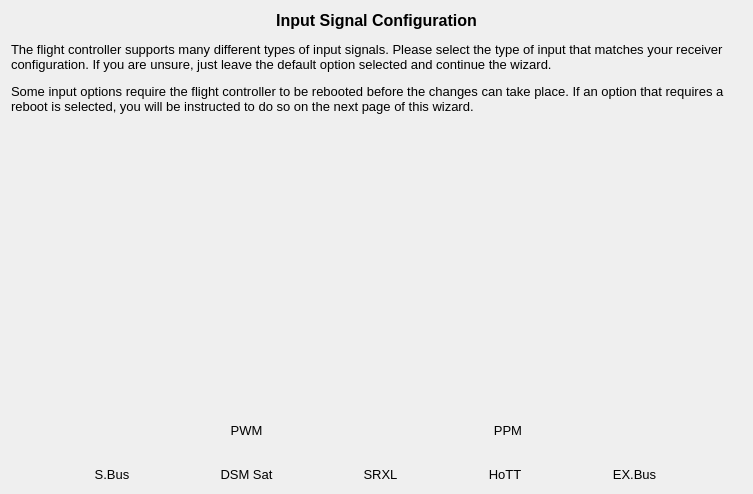
This is ground/gcs/src/plugins/setupwizard/pages/inputpage.ui in librepilot/LibrePilot as Qt 5 draws it before an edit. The edited form follows.
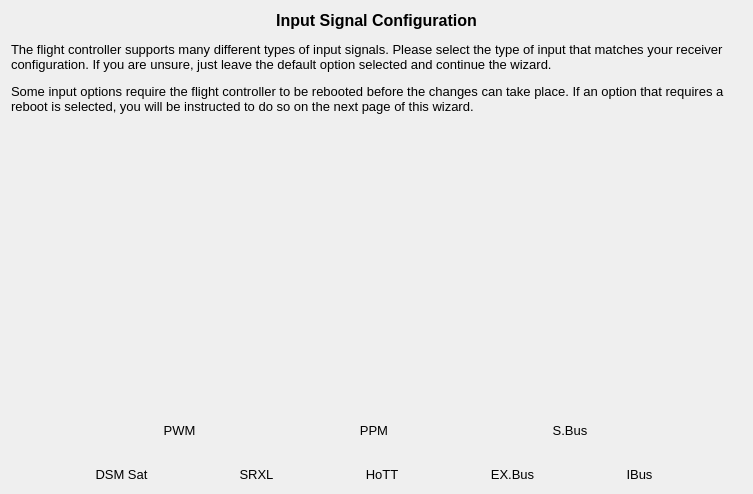
This is the edited form. Icons and pictures are not drawn.

What changed in the file:
```diff
--- a/ground/gcs/src/plugins/setupwizard/pages/inputpage.ui
+++ b/ground/gcs/src/plugins/setupwizard/pages/inputpage.ui
@@ -139,13 +139,6 @@
        </property>
       </widget>
      </item>
-    </layout>
-   </item>
-   <item>
-    <layout class="QHBoxLayout" name="horizontalLayout">
-     <property name="spacing">
-      <number>2</number>
-     </property>
      <item>
       <widget class="QToolButton" name="sbusButton">
        <property name="font">
@@ -187,6 +180,13 @@
        </property>
       </widget>
      </item>
+    </layout>
+   </item>
+   <item>
+    <layout class="QHBoxLayout" name="horizontalLayout">
+     <property name="spacing">
+      <number>2</number>
+     </property>
      <item>
       <widget class="QToolButton" name="spectrumButton">
        <property name="font">
@@ -351,6 +351,47 @@
        </property>
       </widget>
      </item>
+     <item>
+      <widget class="QToolButton" name="flyskyButton">
+       <property name="font">
+        <font>
+         <pointsize>10</pointsize>
+        </font>
+       </property>
+       <property name="toolTip">
+        <string>FlySky IBus</string>
+       </property>
+       <property name="styleSheet">
+        <string notr="true">QToolButton { border: none }</string>
+       </property>
+       <property name="text">
+        <string>IBus</string>
+       </property>
+       <property name="icon">
+        <iconset resource="../wizardResources.qrc">
+         <normaloff>:/setupwizard/resources/bttn-ibus-up.png</normaloff>
+         <normalon>:/setupwizard/resources/bttn-ibus-down.png</normalon>:/setupwizard/resources/bttn-ibus-up.png</iconset>
+       </property>
+       <property name="iconSize">
+        <size>
+         <width>100</width>
+         <height>100</height>
+        </size>
+       </property>
+       <property name="checkable">
+        <bool>true</bool>
+       </property>
+       <property name="autoExclusive">
+        <bool>true</bool>
+       </property>
+       <property name="toolButtonStyle">
+        <enum>Qt::ToolButtonTextUnderIcon</enum>
+       </property>
+       <property name="autoRaise">
+        <bool>true</bool>
+       </property>
+      </widget>
+     </item>
     </layout>
    </item>
   </layout>
```
